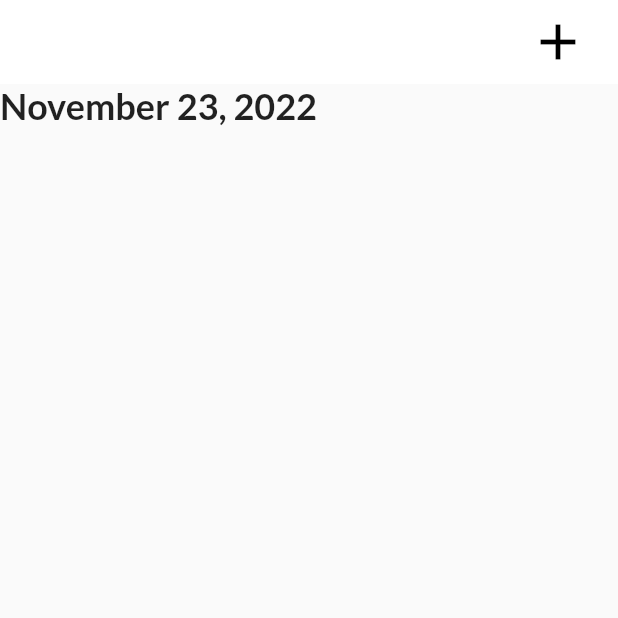
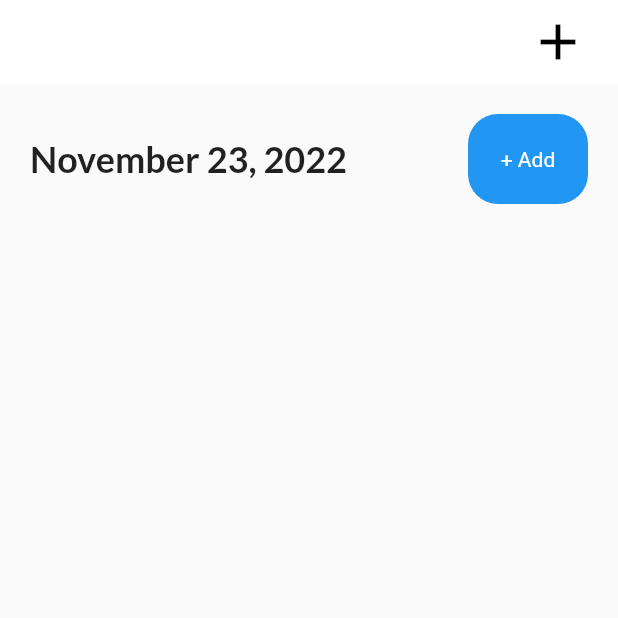
Before and after one commit to volkansahn/reminder_pomodoro_timer, a Flutter app: the screen it shows after launch, on a phone screen of 412 x 824 dp, the top half of it. Run offline on Flutter 3.47's test engine with Material 2 defaults, Android fonts, the phone set to English and light mode, and no system bars; our stand-ins replace flutter_local_notifications, flutter_native_timezone, get, get_storage, google_fonts, timezone.

Commit message:
addButton added

```diff
--- a/lib/helpers/theme.dart
+++ b/lib/helpers/theme.dart
@@ -23,3 +23,11 @@ TextStyle get subHeadingStyle {
     fontWeight: FontWeight.bold,
   ));
 }
+
+TextStyle get headingStyle {
+  return GoogleFonts.lato(
+      textStyle: TextStyle(
+    fontSize: 30,
+    fontWeight: FontWeight.bold,
+  ));
+}
--- a/lib/view/home_page.dart
+++ b/lib/view/home_page.dart
@@ -6,6 +6,7 @@ import 'package:intl/intl.dart';
 import 'package:reminder_pomodoro/helpers/theme.dart';
 import 'package:reminder_pomodoro/services/notifications_service.dart';
 import 'package:reminder_pomodoro/services/theme_services.dart';
+import 'package:reminder_pomodoro/view/widgets/button.dart';
 
 class HomePage extends StatefulWidget {
   const HomePage({super.key});
@@ -34,17 +35,31 @@ class _HomePageState extends State<HomePage> {
       appBar: _customAppBar(context),
       body: Column(
         children: [
-          Row(
+          _addBar(),
+        ],
+      ),
+    );
+  }
+
+  Container _addBar() {
+    return Container(
+      margin: EdgeInsets.only(right: 20.0, left: 20.0, top: 20.0),
+      child: Row(
+        mainAxisAlignment: MainAxisAlignment.spaceBetween,
         children: [
-              Column(
+          Container(
+            child: Column(
               children: [
                 Text(
                   DateFormat.yMMMMd().format(DateTime.now()),
                   style: subHeadingStyle,
                 )
               ],
-              )
-            ],
+            ),
+          ),
+          myButton(
+            label: "+ Add",
+            onTap: null,
           ),
         ],
       ),
--- /dev/null
+++ b/lib/view/widgets/button.dart
@@ -0,0 +1,30 @@
+import 'package:flutter/material.dart';
+import 'package:flutter/src/widgets/container.dart';
+import 'package:flutter/src/widgets/framework.dart';
+
+class myButton extends StatelessWidget {
+  const myButton({super.key, required this.label, this.onTap});
+  final String label;
+  final Function()? onTap;
+  @override
+  Widget build(BuildContext context) {
+    return GestureDetector(
+      onTap: onTap,
+      child: Container(
+        width: 80.0,
+        height: 60.0,
+        decoration: BoxDecoration(
+          borderRadius: BorderRadius.circular(20.0),
+          color: Colors.blue,
+        ),
+        child: Align(
+          alignment: Alignment.center,
+          child: Text(
+            label,
+            style: TextStyle(color: Colors.white),
+          ),
+        ),
+      ),
+    );
+  }
+}
```
Lines whose indentation alone changed are shown as unchanged.
